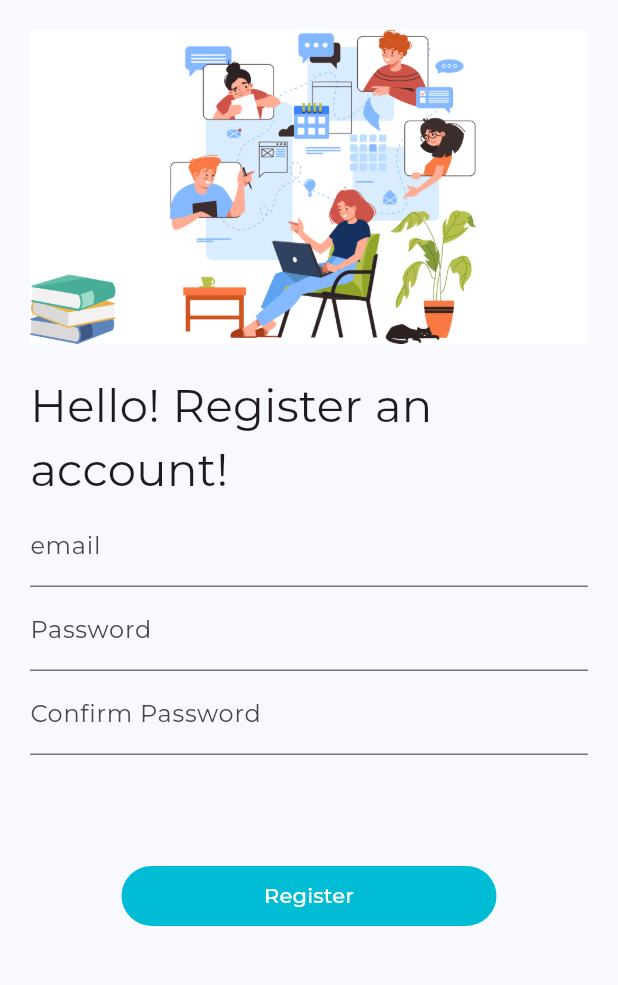
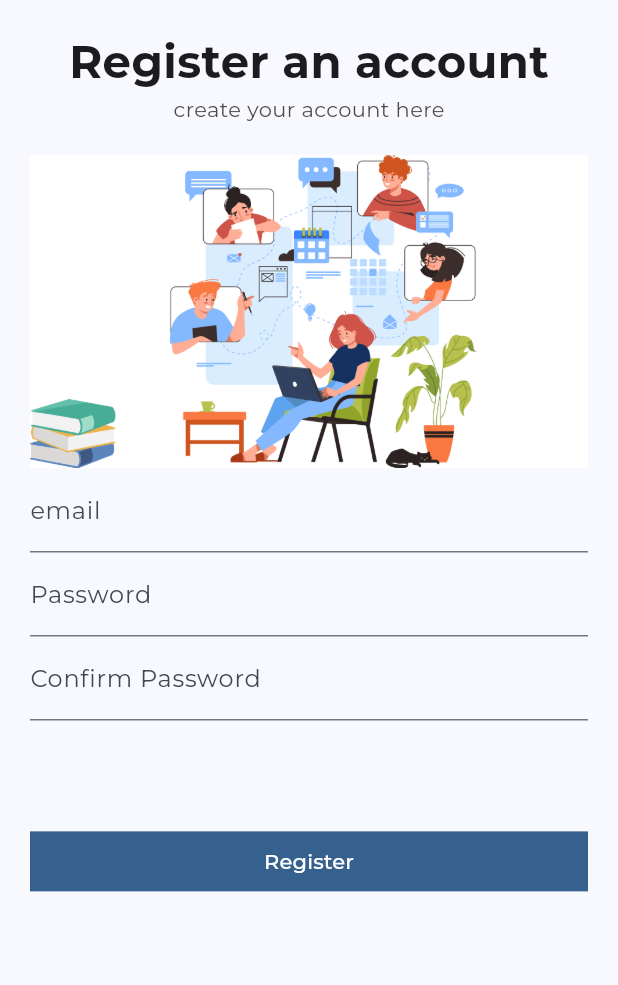
Before and after one commit to chanjunlin/brainSync, a Flutter app: the screen it shows after launch, after a tap on "Login", after a tap on "Sign Up", on a phone screen of 412 x 824 dp, the part 84-1069 px from its top. Run offline on Flutter 3.47's test engine with Material 3 defaults, Android fonts, the phone set to English and light mode, and no system bars; our stand-ins replace dot_navigation_bar, firebase_analytics, firebase_auth, firebase_core, get_it, google_fonts and 1 more; accounts and stored records are empty; network calls fail.

Commit message:
forget_pass_page

```diff
--- a/lib/pages/login.dart
+++ b/lib/pages/login.dart
@@ -1,8 +1,12 @@
 import 'package:brainsync/const.dart';
+import 'package:brainsync/pages/forget_password.dart';
 import 'package:brainsync/services/auth_service.dart';
 import 'package:brainsync/services/navigation_service.dart';
 import 'package:brainsync/widgets/custom_form_field.dart';
+import 'package:dot_navigation_bar/dot_navigation_bar.dart';
+import 'package:flutter/cupertino.dart';
 import 'package:flutter/material.dart';
+import 'package:flutter/widgets.dart';
 import 'package:google_fonts/google_fonts.dart';
 import 'package:get_it/get_it.dart';
 
@@ -74,17 +78,20 @@ class _LoginPageState extends State<LoginPage> {
       width: MediaQuery.sizeOf(context).width,
       child: Column(
         mainAxisSize: MainAxisSize.max,
-        mainAxisAlignment: MainAxisAlignment.start,
-        crossAxisAlignment: CrossAxisAlignment.start,
+        mainAxisAlignment: MainAxisAlignment.center,
+        crossAxisAlignment: CrossAxisAlignment.center,
         children: [
           const Text(
-            "Log in to continue",
+            "Welcome Back!",
             style: TextStyle(
               fontSize: 30,
+              fontWeight: FontWeight.bold,
             ),
           ),
-          const SizedBox(height: 20),
-          Image.asset("assets/img/study.png", alignment: Alignment.topCenter),
+          const Text("Please sign in to continue", style: TextStyle(
+            color: Color.fromARGB(255, 77, 76, 76),
+          ),),
+          Image.asset("assets/img/study.png", alignment: Alignment.topCenter, ),
         ],
       ),
     );
@@ -125,11 +132,37 @@ class _LoginPageState extends State<LoginPage> {
               },
             ),
             _loginButton(),
+            _forgetPassword(),
           ],
         ),
       ),
     );
   }
+
+  Widget _forgetPassword() {
+    return Expanded(
+      child: Row(
+        mainAxisSize: MainAxisSize.max,
+        mainAxisAlignment: MainAxisAlignment.center,
+        crossAxisAlignment: CrossAxisAlignment.center,
+        children: [
+          TextButton(
+            child: const Text("Forget Your Password?", style: TextStyle(
+              decoration: TextDecoration.underline,
+            ),),
+            onPressed: () {
+              Navigator.push(
+                context,
+                MaterialPageRoute(builder: (context) => const ForgetPassword()),
+              );
+            },
+          )
+        ]
+      ),
+    );
+  }
+
+
 
   Widget _loginButton() {
     return SizedBox(
@@ -162,9 +195,9 @@ class _LoginPageState extends State<LoginPage> {
         mainAxisAlignment: MainAxisAlignment.center,
         crossAxisAlignment: CrossAxisAlignment.center,
         children: [
-          Text('Don\'t have an account?'),
+          const Text('Don\'t have an account?'),
           TextButton(
-            child: Text(
+            child: const Text(
               "Sign Up",
               style: TextStyle(
                 fontWeight: FontWeight.w800,
--- a/lib/pages/login_register.dart
+++ b/lib/pages/login_register.dart
@@ -109,7 +109,7 @@ Widget build(BuildContext context) {
           fontWeight: FontWeight.bold,
         ),
       ),
-      backgroundColor: const Color.fromARGB(255, 46, 108, 139),
+      backgroundColor: Theme.of(context).colorScheme.primary,
       centerTitle: true,
     ),
     body: SingleChildScrollView(
--- a/lib/pages/register.dart
+++ b/lib/pages/register.dart
@@ -14,6 +14,7 @@ class RegisterPage extends StatefulWidget {
 }
 
 class _RegisterPageState extends State<RegisterPage> {
+
 
   late AuthService _authService;
   late NavigationService _navigationService;
@@ -79,17 +80,22 @@ class _RegisterPageState extends State<RegisterPage> {
 
   Widget _submitButton() {
     return SizedBox(
-      width: 250,
+      width: MediaQuery.sizeOf(context).width,
       child: FilledButton(
         style: FilledButton.styleFrom(
-          backgroundColor: Colors.cyan,
+          backgroundColor: Theme.of(context).colorScheme.primary,
           foregroundColor: Colors.white,
+          shape: const RoundedRectangleBorder(
+            borderRadius: BorderRadius.zero
+          )
         ),
         onPressed: createUserWithEmailAndPassword,
         child: const Text('Register'),
       ),
     );
   }
+
+
 
   @override
   Widget build(BuildContext context) {
@@ -100,7 +106,7 @@ class _RegisterPageState extends State<RegisterPage> {
           fontWeight: FontWeight.bold,
         ),
       ),
-      backgroundColor: const Color.fromARGB(255, 46, 108, 139),
+      backgroundColor: Theme.of(context).colorScheme.primary,
       centerTitle: true,
       ),
       body: SingleChildScrollView(
@@ -111,12 +117,17 @@ class _RegisterPageState extends State<RegisterPage> {
             crossAxisAlignment: CrossAxisAlignment.center,
             mainAxisAlignment: MainAxisAlignment.center,
             children: [
-              Image.asset("assets/img/study.png", alignment: Alignment.topCenter),
-              const SizedBox(height: 20),
-              const Text("Hello! Register an account!", style: TextStyle(
-                fontSize: 30
+              const Text("Register an account", style: TextStyle(
+                fontSize: 30,
+                fontWeight: FontWeight.bold,
               ),
               ),
+              const Text("create your account here", style: TextStyle(
+                color: Color.fromARGB(255, 77, 76, 76),
+              ),
+              ),
+              const SizedBox(height: 20),
+              Image.asset("assets/img/study.png", alignment: Alignment.topCenter),
               _entryField('email', _controllerEmail),
               _entryField('Password', _controllerPassword, obscureText: true),
               _entryField('Confirm Password', _controllerConfirmPassword, obscureText: true),
--- a/pubspec.yaml
+++ b/pubspec.yaml
@@ -69,6 +69,7 @@ flutter:
   # To add assets to your application, add an assets section, like this:
   assets:
    - assets/img/study.png
+   - assets/img/lock1.png
 
 
   # An image asset can refer to one or more resolution-specific "variants", see
```
Also changed, not shown: lib/pages/forget_password.dart (added, +110 -0 lines), assets/img/lock1.png (added).
